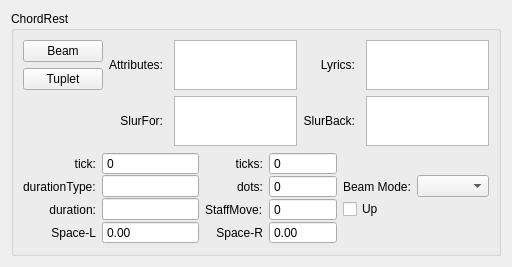
The window that mscore/mscore/chordrest.ui (musescore/musescore-old) describes before a commit, drawn with Qt 5.
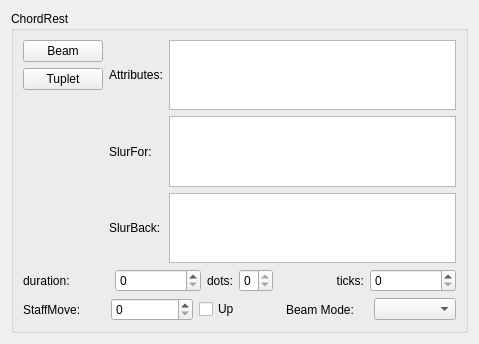
The same window after the commit.

```diff
--- a/mscore/mscore/chordrest.ui
+++ b/mscore/mscore/chordrest.ui
@@ -6,8 +6,8 @@
    <rect>
     <x>0</x>
     <y>0</y>
-    <width>512</width>
-    <height>243</height>
+    <width>479</width>
+    <height>344</height>
    </rect>
   </property>
   <property name="windowTitle">
@@ -23,9 +23,9 @@
       <string notr="true">ChordRest</string>
      </property>
      <property name="flat">
-      <bool>false</bool>
+      <bool>true</bool>
      </property>
-     <layout class="QGridLayout" name="gridLayout_2">
+     <layout class="QGridLayout" name="gridLayout">
       <item row="0" column="0" rowspan="3">
        <layout class="QVBoxLayout">
         <item>
@@ -63,60 +63,23 @@
         </item>
        </layout>
       </item>
-      <item row="0" column="2" rowspan="2">
-       <widget class="QListWidget" name="attributes">
-        <property name="sizePolicy">
-         <sizepolicy hsizetype="Expanding" vsizetype="Fixed">
-          <horstretch>0</horstretch>
-          <verstretch>0</verstretch>
-         </sizepolicy>
-        </property>
-        <property name="minimumSize">
-         <size>
-          <width>0</width>
-          <height>50</height>
-         </size>
-        </property>
-        <property name="maximumSize">
-         <size>
-          <width>16777215</width>
-          <height>50</height>
-         </size>
-        </property>
+      <item row="0" column="1">
+       <widget class="QLabel" name="label_2">
         <property name="toolTip">
          <string notr="true"/>
         </property>
-        <property name="horizontalScrollBarPolicy">
-         <enum>Qt::ScrollBarAlwaysOff</enum>
+        <property name="text">
+         <string notr="true">Attributes:</string>
         </property>
-        <property name="uniformItemSizes">
-         <bool>true</bool>
+        <property name="textFormat">
+         <enum>Qt::PlainText</enum>
         </property>
        </widget>
       </item>
-      <item row="0" column="4" rowspan="2">
-       <widget class="QListWidget" name="lyrics">
-        <property name="sizePolicy">
-         <sizepolicy hsizetype="Expanding" vsizetype="Fixed">
-          <horstretch>0</horstretch>
-          <verstretch>0</verstretch>
-         </sizepolicy>
-        </property>
-        <property name="minimumSize">
-         <size>
-          <width>0</width>
-          <height>50</height>
-         </size>
-        </property>
-        <property name="maximumSize">
-         <size>
-          <width>16777215</width>
-          <height>50</height>
-         </size>
-        </property>
-       </widget>
+      <item row="0" column="2">
+       <widget class="QListWidget" name="attributes"/>
       </item>
-      <item row="2" column="1">
+      <item row="1" column="1">
        <widget class="QLabel" name="label_6">
         <property name="toolTip">
          <string notr="true"/>
@@ -127,40 +90,12 @@
         <property name="textFormat">
          <enum>Qt::PlainText</enum>
         </property>
-        <property name="alignment">
-         <set>Qt::AlignRight|Qt::AlignTrailing|Qt::AlignVCenter</set>
-        </property>
-        <property name="indent">
-         <number>5</number>
-        </property>
        </widget>
       </item>
-      <item row="2" column="2">
-       <widget class="QListWidget" name="slurFor">
-        <property name="sizePolicy">
-         <sizepolicy hsizetype="Expanding" vsizetype="Fixed">
-          <horstretch>0</horstretch>
-          <verstretch>0</verstretch>
-         </sizepolicy>
-        </property>
-        <property name="minimumSize">
-         <size>
-          <width>0</width>
-          <height>50</height>
-         </size>
-        </property>
-        <property name="maximumSize">
-         <size>
-          <width>16777215</width>
-          <height>50</height>
-         </size>
-        </property>
-        <property name="toolTip">
-         <string notr="true"/>
-        </property>
-       </widget>
+      <item row="1" column="2">
+       <widget class="QListWidget" name="slurFor"/>
       </item>
-      <item row="2" column="3">
+      <item row="2" column="1">
        <widget class="QLabel" name="label_7">
         <property name="toolTip">
          <string notr="true"/>
@@ -171,58 +106,36 @@
         <property name="textFormat">
          <enum>Qt::PlainText</enum>
         </property>
-        <property name="alignment">
-         <set>Qt::AlignRight|Qt::AlignTrailing|Qt::AlignVCenter</set>
-        </property>
-        <property name="indent">
-         <number>5</number>
-        </property>
        </widget>
       </item>
-      <item row="2" column="4">
-       <widget class="QListWidget" name="slurBack">
-        <property name="sizePolicy">
-         <sizepolicy hsizetype="Expanding" vsizetype="Fixed">
-          <horstretch>0</horstretch>
-          <verstretch>0</verstretch>
-         </sizepolicy>
-        </property>
-        <property name="minimumSize">
-         <size>
-          <width>0</width>
-          <height>50</height>
-         </size>
-        </property>
-        <property name="maximumSize">
-         <size>
-          <width>16777215</width>
-          <height>50</height>
-         </size>
-        </property>
-        <property name="toolTip">
-         <string notr="true"/>
-        </property>
-       </widget>
+      <item row="2" column="2">
+       <widget class="QListWidget" name="slurBack"/>
       </item>
-      <item row="3" column="0" colspan="5">
-       <layout class="QGridLayout" name="gridLayout">
-        <property name="verticalSpacing">
+      <item row="3" column="0" colspan="3">
+       <layout class="QHBoxLayout">
+        <property name="spacing">
+         <number>6</number>
+        </property>
+        <property name="margin">
          <number>0</number>
         </property>
-        <item row="1" column="0">
+        <item>
          <widget class="QLabel" name="label_4">
           <property name="toolTip">
            <string notr="true"/>
           </property>
           <property name="text">
-           <string notr="true">durationType:</string>
+           <string notr="true">duration:</string>
           </property>
          </widget>
         </item>
-        <item row="1" column="2">
+        <item>
+         <widget class="QSpinBox" name="duration"/>
+        </item>
+        <item>
          <widget class="QLabel" name="label_3">
           <property name="sizePolicy">
-           <sizepolicy hsizetype="Preferred" vsizetype="Preferred">
+           <sizepolicy hsizetype="Fixed" vsizetype="Preferred">
             <horstretch>0</horstretch>
             <verstretch>0</verstretch>
            </sizepolicy>
@@ -238,10 +151,10 @@
           </property>
          </widget>
         </item>
-        <item row="1" column="3" colspan="2">
+        <item>
          <widget class="QSpinBox" name="dots">
           <property name="sizePolicy">
-           <sizepolicy hsizetype="Preferred" vsizetype="Fixed">
+           <sizepolicy hsizetype="Maximum" vsizetype="Fixed">
             <horstretch>0</horstretch>
             <verstretch>0</verstretch>
            </sizepolicy>
@@ -252,91 +165,12 @@
           <property name="readOnly">
            <bool>true</bool>
           </property>
-          <property name="buttonSymbols">
-           <enum>QAbstractSpinBox::NoButtons</enum>
-          </property>
           <property name="maximum">
            <number>3</number>
           </property>
          </widget>
         </item>
-        <item row="2" column="5">
-         <widget class="QCheckBox" name="upFlag">
-          <property name="toolTip">
-           <string notr="true"/>
-          </property>
-          <property name="text">
-           <string notr="true">Up</string>
-          </property>
-         </widget>
-        </item>
-        <item row="2" column="3" colspan="2">
-         <widget class="QSpinBox" name="move">
-          <property name="toolTip">
-           <string notr="true"/>
-          </property>
-          <property name="buttonSymbols">
-           <enum>QAbstractSpinBox::NoButtons</enum>
-          </property>
-         </widget>
-        </item>
-        <item row="2" column="2">
-         <widget class="QLabel" name="label_8">
-          <property name="toolTip">
-           <string notr="true"/>
-          </property>
-          <property name="text">
-           <string notr="true">StaffMove:</string>
-          </property>
-         </widget>
-        </item>
-        <item row="2" column="0">
-         <widget class="QLabel" name="label_10">
-          <property name="toolTip">
-           <string notr="true"/>
-          </property>
-          <property name="text">
-           <string notr="true">duration:</string>
-          </property>
-          <property name="alignment">
-           <set>Qt::AlignRight|Qt::AlignTrailing|Qt::AlignVCenter</set>
-          </property>
-         </widget>
-        </item>
-        <item row="2" column="1">
-         <widget class="QLineEdit" name="duration">
-          <property name="readOnly">
-           <bool>true</bool>
-          </property>
-         </widget>
-        </item>
-        <item row="0" column="0">
-         <widget class="QLabel" name="label_9">
-          <property name="toolTip">
-           <string notr="true"/>
-          </property>
-          <property name="text">
-           <string notr="true">tick:</string>
-          </property>
-          <property name="alignment">
-           <set>Qt::AlignRight|Qt::AlignTrailing|Qt::AlignVCenter</set>
-          </property>
-         </widget>
-        </item>
-        <item row="0" column="1">
-         <widget class="QSpinBox" name="tick">
-          <property name="readOnly">
-           <bool>true</bool>
-          </property>
-          <property name="buttonSymbols">
-           <enum>QAbstractSpinBox::NoButtons</enum>
-          </property>
-          <property name="maximum">
-           <number>2000000000</number>
-          </property>
-         </widget>
-        </item>
-        <item row="0" column="2">
+        <item>
          <widget class="QLabel" name="label_5">
           <property name="toolTip">
            <string notr="true"/>
@@ -349,20 +183,38 @@
           </property>
          </widget>
         </item>
-        <item row="0" column="3" colspan="2">
+        <item>
          <widget class="QSpinBox" name="ticks">
-          <property name="toolTip">
-           <string notr="true"/>
-          </property>
-          <property name="buttonSymbols">
-           <enum>QAbstractSpinBox::NoButtons</enum>
-          </property>
           <property name="maximum">
            <number>9999999</number>
           </property>
          </widget>
         </item>
-        <item row="1" column="5">
+       </layout>
+      </item>
+      <item row="4" column="0" colspan="3">
+       <layout class="QHBoxLayout" name="horizontalLayout">
+        <item>
+         <widget class="QLabel" name="label_8">
+          <property name="text">
+           <string>StaffMove:</string>
+          </property>
+         </widget>
+        </item>
+        <item>
+         <widget class="QSpinBox" name="move"/>
+        </item>
+        <item>
+         <widget class="QCheckBox" name="upFlag">
+          <property name="toolTip">
+           <string notr="true"/>
+          </property>
+          <property name="text">
+           <string notr="true">Up</string>
+          </property>
+         </widget>
+        </item>
+        <item>
          <widget class="QLabel" name="label">
           <property name="toolTip">
            <string notr="true"/>
@@ -372,99 +224,11 @@
           </property>
          </widget>
         </item>
-        <item row="1" column="7">
+        <item>
          <widget class="QComboBox" name="beamMode"/>
         </item>
-        <item row="3" column="0">
-         <widget class="QLabel" name="label_11">
-          <property name="toolTip">
-           <string notr="true"/>
-          </property>
-          <property name="text">
-           <string notr="true">Space-L</string>
-          </property>
-          <property name="alignment">
-           <set>Qt::AlignRight|Qt::AlignTrailing|Qt::AlignVCenter</set>
-          </property>
-         </widget>
-        </item>
-        <item row="3" column="1">
-         <widget class="QDoubleSpinBox" name="spaceL">
-          <property name="buttonSymbols">
-           <enum>QAbstractSpinBox::NoButtons</enum>
-          </property>
-          <property name="maximum">
-           <double>999999.989999999990687</double>
-          </property>
-         </widget>
-        </item>
-        <item row="3" column="2">
-         <widget class="QLabel" name="label_12">
-          <property name="toolTip">
-           <string notr="true"/>
-          </property>
-          <property name="text">
-           <string notr="true">Space-R</string>
-          </property>
-          <property name="alignment">
-           <set>Qt::AlignRight|Qt::AlignTrailing|Qt::AlignVCenter</set>
-          </property>
-         </widget>
-        </item>
-        <item row="3" column="3" colspan="2">
-         <widget class="QDoubleSpinBox" name="spaceR">
-          <property name="toolTip">
-           <string notr="true"/>
-          </property>
-          <property name="buttonSymbols">
-           <enum>QAbstractSpinBox::NoButtons</enum>
-          </property>
-          <property name="maximum">
-           <double>999999.989999999990687</double>
-          </property>
-         </widget>
-        </item>
-        <item row="1" column="1">
-         <widget class="QLineEdit" name="durationType">
-          <property name="readOnly">
-           <bool>true</bool>
-          </property>
-         </widget>
-        </item>
        </layout>
       </item>
-      <item row="0" column="3" rowspan="2">
-       <widget class="QLabel" name="label_13">
-        <property name="text">
-         <string>Lyrics:</string>
-        </property>
-        <property name="alignment">
-         <set>Qt::AlignRight|Qt::AlignTrailing|Qt::AlignVCenter</set>
-        </property>
-        <property name="indent">
-         <number>5</number>
-        </property>
-       </widget>
-      </item>
-      <item row="0" column="1" rowspan="2">
-       <widget class="QLabel" name="label_2">
-        <property name="toolTip">
-         <string notr="true"/>
-        </property>
-        <property name="text">
-         <string notr="true">Attributes:</string>
-        </property>
-        <property name="textFormat">
-         <enum>Qt::PlainText</enum>
-        </property>
-        <property name="alignment">
-         <set>Qt::AlignRight|Qt::AlignTrailing|Qt::AlignVCenter</set>
-        </property>
-        <property name="indent">
-         <number>5</number>
-        </property>
-       </widget>
-      </item>
      </layout>
     </widget>
    </item>
```
Left out of the diff: 22 changed lines with no effect on the pictures.
